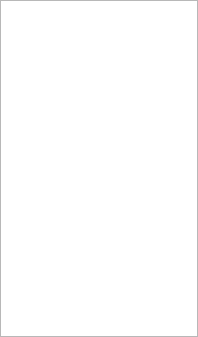
First picture: the form in src/wikilist.ui, repository benapetr/smuggle, before the edit.
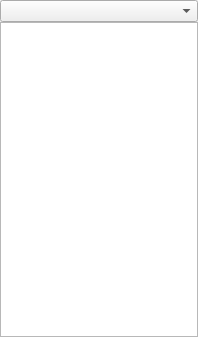
Second picture: the form after the edit.

Patch:
```diff
--- a/src/wikilist.ui
+++ b/src/wikilist.ui
@@ -31,7 +31,10 @@
      <number>0</number>
     </property>
     <item>
-     <widget class="QTreeView" name="treeView"/>
+     <widget class="QComboBox" name="comboBox"/>
+    </item>
+    <item>
+     <widget class="QTableWidget" name="tableWidget"/>
     </item>
    </layout>
   </widget>
```
Left out of the diff: 2 changed lines with no effect on the pictures.
